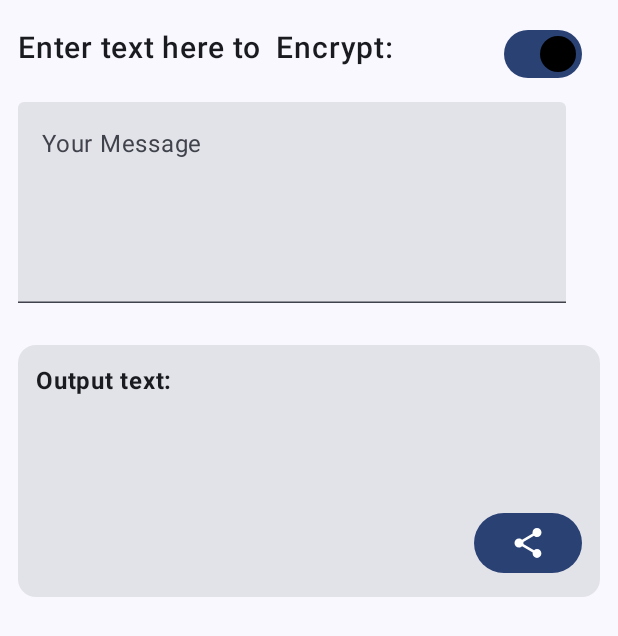
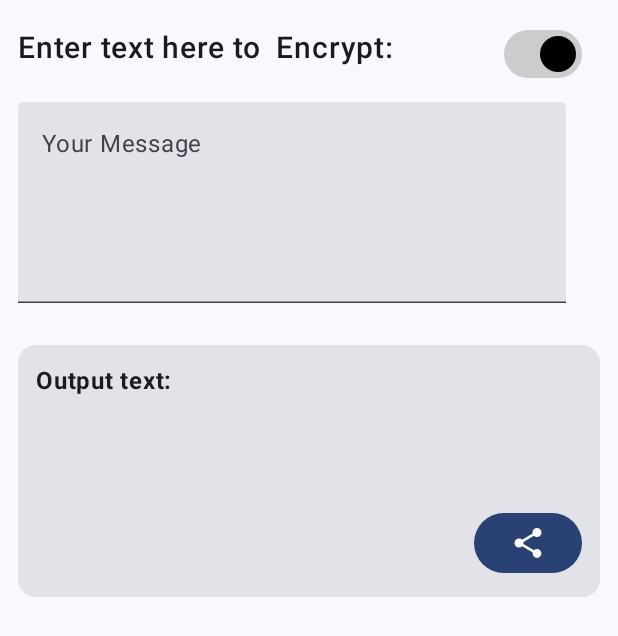
Before and after one commit to khanyousafzaideveloper/Caesar_cipher_cryptography, an Android app built with Jetpack Compose: the screen it shows after launch (MainActivity), on a phone screen of 412 x 824 dp. Shown: the top 636 px of the screen. Run offline under Robolectric (Android 15) with nearby library versions, the phone set to English and light mode, and no system bars.

```diff
--- a/app/src/main/java/com/example/caesar_cipher_cryptography/AppScreen.kt
+++ b/app/src/main/java/com/example/caesar_cipher_cryptography/AppScreen.kt
@@ -59,7 +59,9 @@ fun Cipher(viewModel: AppLogic = androidx.lifecycle.viewmodel.compose.viewModel(
                 Modifier.padding(end = 12.dp),
                 colors = SwitchDefaults.colors(
                     checkedThumbColor = Color.Black,
-                    uncheckedThumbColor = Color.Green
+                    checkedTrackColor = Color.LightGray,
+                    uncheckedThumbColor = Color.Blue,
+                    uncheckedTrackColor = Color.LightGray,
                 )
 
             )
```
Also changed, not shown: app/src/main/java/com/example/caesar_cipher_cryptography/AppLogic.kt (+5 -5 lines), app/src/main/java/com/example/caesar_cipher_cryptography/MainActivity.kt (+0 -16 lines), 1 other file.
